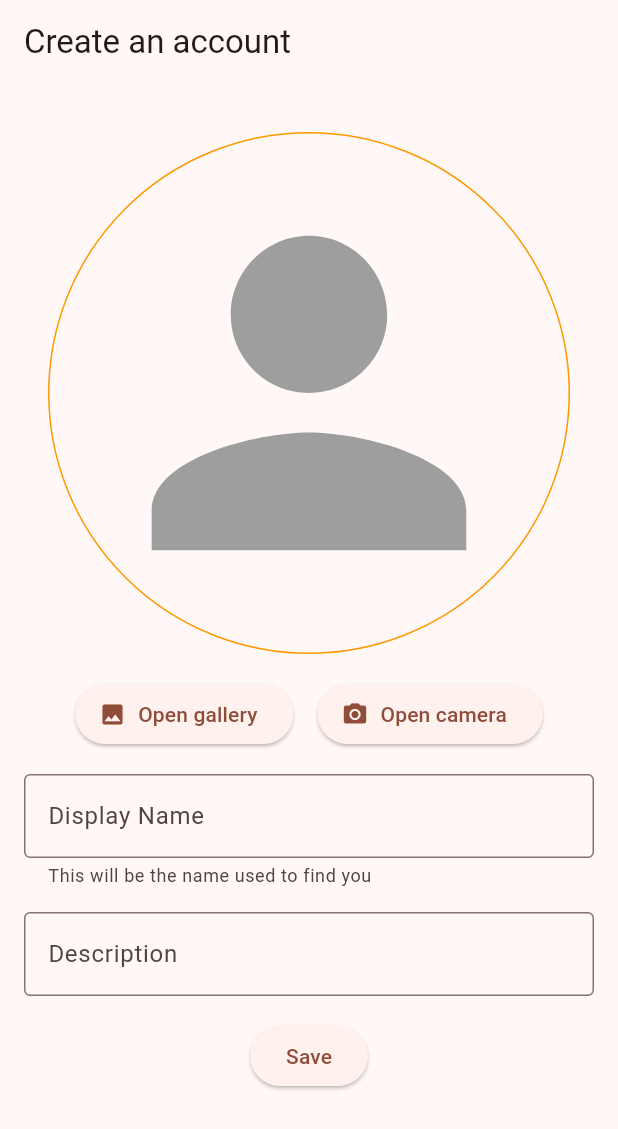
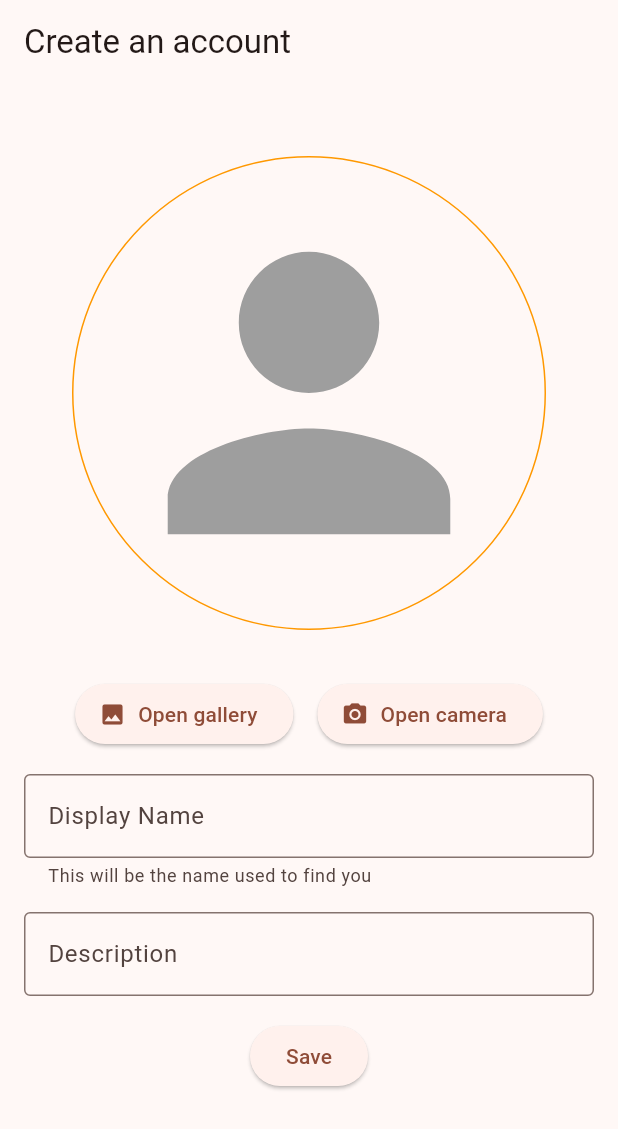
Before and after one commit to soulyvap/fitness_project, a Flutter app: the CreateAccountPage screen opened directly with empty values, on a phone screen of 412 x 824 dp. Shown: the top 1129 px of the screen. Run offline on Flutter 3.47's test engine with Material 3 defaults, Android fonts, the phone set to English and light mode, and no system bars; our stand-ins replace cloud_firestore, dartz, firebase_auth, firebase_core, firebase_storage, flutter_bloc and 3 more; missing offline and left inert: firebase_ui_auth, firebase_ui_oauth_google; accounts and stored records are empty.

Commit message:
create account works

```diff
--- a/lib/data/auth/models/update_user_req.dart
+++ b/lib/data/auth/models/update_user_req.dart
@@ -1,14 +1,21 @@
 class UpdateUserReq {
   final String userId;
+  final String? email;
   final String? displayName;
   final String? description;
   final String? image;
 
   UpdateUserReq(
-      {required this.userId, this.displayName, this.description, this.image});
+      {required this.userId,
+      this.email,
+      this.displayName,
+      this.description,
+      this.image});
 
   Map<String, dynamic> toMap() {
     Map<String, dynamic> data = {
+      'userId': userId,
+      'email': email,
       'displayName': displayName,
       'description': description,
       'image': image,
--- a/lib/data/repository/storage_repository_impl.dart
+++ b/lib/data/repository/storage_repository_impl.dart
@@ -1,6 +1,6 @@
 import 'package:dartz/dartz.dart';
 import 'package:fitness_project/data/source/storage_firebase_service.dart';
-import 'package:fitness_project/data/storage/models/upload_image_req.dart';
+import 'package:fitness_project/data/storage/models/upload_file_req.dart';
 import 'package:fitness_project/domain/repository/storage/storage.dart';
 import 'package:fitness_project/service_locator.dart';
 
--- a/lib/data/source/auth_firebase_service.dart
+++ b/lib/data/source/auth_firebase_service.dart
@@ -46,7 +46,7 @@ class AuthFirebaseServiceImpl extends AuthFirebaseService {
       await FirebaseFirestore.instance
           .collection('users')
           .doc(updateUserReq.userId)
-          .update(updateUserReq.toMap());
+          .set(updateUserReq.toMap(), SetOptions(merge: true));
       return const Right('User updated');
     } catch (e) {
       return const Left('Please try again');
--- a/lib/data/source/storage_firebase_service.dart
+++ b/lib/data/source/storage_firebase_service.dart
@@ -1,12 +1,12 @@
 import 'package:dartz/dartz.dart';
 import 'package:firebase_storage/firebase_storage.dart';
-import 'package:fitness_project/data/storage/models/upload_image_req.dart';
+import 'package:fitness_project/data/storage/models/upload_file_req.dart';
 
 abstract class StorageFirebaseService {
   Future<Either> uploadFile(UploadFileReq uploadFileReq);
 }
 
-class ImageFirebaseServiceImpl implements StorageFirebaseService {
+class StorageFirebaseServiceImpl implements StorageFirebaseService {
   final storageRef = FirebaseStorage.instance.ref();
 
   @override
--- a/lib/domain/entities/auth/user.dart
+++ b/lib/domain/entities/auth/user.dart
@@ -2,13 +2,13 @@ class UserEntity {
   final String userId;
   final String displayName;
   final String email;
-  final String image;
+  final String? image;
   final String description;
 
   UserEntity(
       {required this.userId,
       required this.displayName,
       required this.email,
-      required this.image,
+      this.image,
       required this.description});
 }
--- a/lib/domain/repository/storage/storage.dart
+++ b/lib/domain/repository/storage/storage.dart
@@ -1,5 +1,5 @@
 import 'package:dartz/dartz.dart';
-import 'package:fitness_project/data/storage/models/upload_image_req.dart';
+import 'package:fitness_project/data/storage/models/upload_file_req.dart';
 
 abstract class StorageRepository {
   Future<Either> uploadFile(UploadFileReq uploadFileReq);
--- a/lib/main.dart
+++ b/lib/main.dart
@@ -2,7 +2,6 @@ import 'package:firebase_auth/firebase_auth.dart';
 import 'package:firebase_ui_auth/firebase_ui_auth.dart';
 import 'package:firebase_ui_oauth_google/firebase_ui_oauth_google.dart';
 import 'package:fitness_project/presentation/auth/pages/Login.dart';
-import 'package:fitness_project/presentation/create_account/pages/create_account.dart';
 import 'package:fitness_project/presentation/home/pages/Home.dart';
 import 'package:fitness_project/service_locator.dart';
 import 'package:flutter/material.dart';
--- a/lib/presentation/create_account/pages/create_account.dart
+++ b/lib/presentation/create_account/pages/create_account.dart
@@ -1,73 +1,25 @@
-import 'package:fitness_project/presentation/create_account/bloc/profile_pic_selection_cubit.dart';
-import 'package:fitness_project/presentation/create_account/widgets/picture_picker.dart';
+import 'package:fitness_project/presentation/create_account/widgets/create_account_form.dart';
 import 'package:flutter/material.dart';
-import 'package:flutter_bloc/flutter_bloc.dart';
-import 'package:image_picker/image_picker.dart';
 
 class CreateAccountPage extends StatelessWidget {
   final String userId;
+  final String userEmail;
 
-  CreateAccountPage({super.key, required this.userId});
+  CreateAccountPage({super.key, required this.userId, required this.userEmail});
 
   final TextEditingController displayNameCon = TextEditingController();
   final TextEditingController description = TextEditingController();
 
   @override
   Widget build(BuildContext context) {
-    return BlocProvider(
-      create: (_) => ProfilePicSelectionCubit(),
-      child: Scaffold(
-        appBar: AppBar(
-          title: const Text("Create an account"),
-        ),
-        body: SingleChildScrollView(
-            physics: const ClampingScrollPhysics(),
-            padding: const EdgeInsets.all(16),
-            child: Column(
-              mainAxisAlignment: MainAxisAlignment.start,
-              children: [
-                BlocBuilder<ProfilePicSelectionCubit, XFile?>(
-                  builder: (context, state) {
-                    return PicturePicker(
-                      image: state,
-                      pickFrom: (source) {
-                        context
-                            .read<ProfilePicSelectionCubit>()
-                            .pickFrom(source);
-                      },
-                    );
-                  },
-                ),
-                const SizedBox(
-                  height: 16,
-                ),
-                TextField(
-                  controller: displayNameCon,
-                  obscureText: true,
-                  decoration: const InputDecoration(
-                      helperText: "This will be the name used to find you",
-                      border: OutlineInputBorder(),
-                      labelText: "Display Name"),
-                ),
-                const SizedBox(
-                  height: 16,
-                ),
-                TextField(
-                  controller: description,
-                  obscureText: true,
-                  decoration: const InputDecoration(
-                      border: OutlineInputBorder(), labelText: "Description"),
-                ),
-                const SizedBox(
-                  height: 16,
-                ),
-                ElevatedButton(
-                  onPressed: () {},
-                  child: const Text("Save"),
-                )
-              ],
-            )),
+    return Scaffold(
+      appBar: AppBar(
+        title: const Text("Create an account"),
       ),
+      body: const SingleChildScrollView(
+          physics: ClampingScrollPhysics(),
+          padding: EdgeInsets.all(16),
+          child: CreateAccountForm()),
     );
   }
 }
--- /dev/null
+++ b/lib/presentation/create_account/widgets/create_account_form.dart
@@ -0,0 +1,124 @@
+import 'dart:io';
+
+import 'package:firebase_auth/firebase_auth.dart';
+import 'package:fitness_project/data/auth/models/update_user_req.dart';
+import 'package:fitness_project/data/storage/models/upload_file_req.dart';
+import 'package:fitness_project/domain/repository/auth/auth.dart';
+import 'package:fitness_project/domain/repository/storage/storage.dart';
+import 'package:fitness_project/presentation/auth/pages/login.dart';
+import 'package:fitness_project/presentation/create_account/bloc/profile_pic_selection_cubit.dart';
+import 'package:fitness_project/service_locator.dart';
+import 'package:flutter/material.dart';
+import 'package:flutter_bloc/flutter_bloc.dart';
+import 'package:image_picker/image_picker.dart';
+
+import 'picture_picker.dart';
+
+class CreateAccountForm extends StatefulWidget {
+  const CreateAccountForm({super.key});
+
+  @override
+  _CreateAccountFormState createState() => _CreateAccountFormState();
+}
+
+class _CreateAccountFormState extends State<CreateAccountForm> {
+  final TextEditingController displayNameCon = TextEditingController();
+  final TextEditingController description = TextEditingController();
+  final User? user = FirebaseAuth.instance.currentUser;
+
+  @override
+  void initState() {
+    if (user == null) {
+      Navigator.pushReplacement(
+          context, MaterialPageRoute(builder: (context) => const LoginPage()));
+    }
+    super.initState();
+  }
+
+  void save(BuildContext context, XFile? imageFile, User? user) async {
+    String? imageUrl;
+
+    if (user == null) {
+      ScaffoldMessenger.of(context).showSnackBar(
+        const SnackBar(
+          content: Text("User not found"),
+        ),
+      );
+      return;
+    }
+
+    if (imageFile != null) {
+      var file = File(imageFile.path);
+      var path = 'images/profile_pictures/${user.uid}';
+      var upload = await sl<StorageRepository>()
+          .uploadFile(UploadFileReq(path: path, file: file));
+      imageUrl = upload.fold((error) {
+        return null;
+      }, (data) {
+        return data;
+      });
+    }
+
+    var userUpdate = await sl<AuthRepository>().updateUser(UpdateUserReq(
+        userId: user.uid,
+        displayName: displayNameCon.text,
+        description: description.text,
+        image: imageUrl));
+
+    userUpdate.fold((error) {
+      ScaffoldMessenger.of(context).showSnackBar(
+        SnackBar(
+          content: Text(error.toString()),
+        ),
+      );
+    }, (data) {
+      Navigator.pop(context);
+    });
+  }
+
+  @override
+  Widget build(BuildContext context) {
+    return BlocBuilder<ProfilePicSelectionCubit, XFile?>(
+      builder: (context, state) {
+        return Column(
+          mainAxisAlignment: MainAxisAlignment.start,
+          children: [
+            PicturePicker(
+              image: state,
+              pickFrom: (source) {
+                context.read<ProfilePicSelectionCubit>().pickFrom(source);
+              },
+            ),
+            const SizedBox(
+              height: 16,
+            ),
+            TextField(
+              controller: displayNameCon,
+              decoration: const InputDecoration(
+                  helperText: "This will be the name used to find you",
+                  border: OutlineInputBorder(),
+                  labelText: "Display Name"),
+            ),
+            const SizedBox(
+              height: 16,
+            ),
+            TextField(
+              controller: description,
+              decoration: const InputDecoration(
+                  border: OutlineInputBorder(), labelText: "Description"),
+            ),
+            const SizedBox(
+              height: 16,
+            ),
+            ElevatedButton(
+              onPressed: () {
+                save(context, state, user);
+              },
+              child: const Text("Save"),
+            )
+          ],
+        );
+      },
+    );
+  }
+}
--- a/lib/presentation/create_account/widgets/picture_picker.dart
+++ b/lib/presentation/create_account/widgets/picture_picker.dart
@@ -6,8 +6,10 @@ import 'package:image_picker/image_picker.dart';
 class PicturePicker extends StatelessWidget {
   final XFile? image;
   final Function(ImageSource) pickFrom;
+  final BoxShape? shape;
 
-  const PicturePicker({super.key, this.image, required this.pickFrom});
+  const PicturePicker(
+      {super.key, this.image, required this.pickFrom, this.shape});
 
   @override
   Widget build(BuildContext context) {
@@ -20,14 +22,14 @@ class PicturePicker extends StatelessWidget {
             child: AspectRatio(
               aspectRatio: 1 / 1,
               child: Container(
-                margin: const EdgeInsets.symmetric(horizontal: 16),
+                margin: const EdgeInsets.symmetric(horizontal: 32),
                 padding: const EdgeInsets.all(16),
                 decoration: BoxDecoration(
                   border: Border.all(
                     color: Colors.orange,
                     width: 1,
                   ),
-                  shape: BoxShape.circle,
+                  shape: shape ?? BoxShape.circle,
                   image: image != null
                       ? DecorationImage(
                           image: FileImage(File(image!.path)),
```
Also changed, not shown: lib/data/auth/models/user.dart (+4 -4 lines), lib/presentation/home/bloc/user_info_cubit.dart (+4 -3 lines), lib/service_locator.dart (+7 -0 lines), lib/common/widgets/bottom_bar.dart (added).
